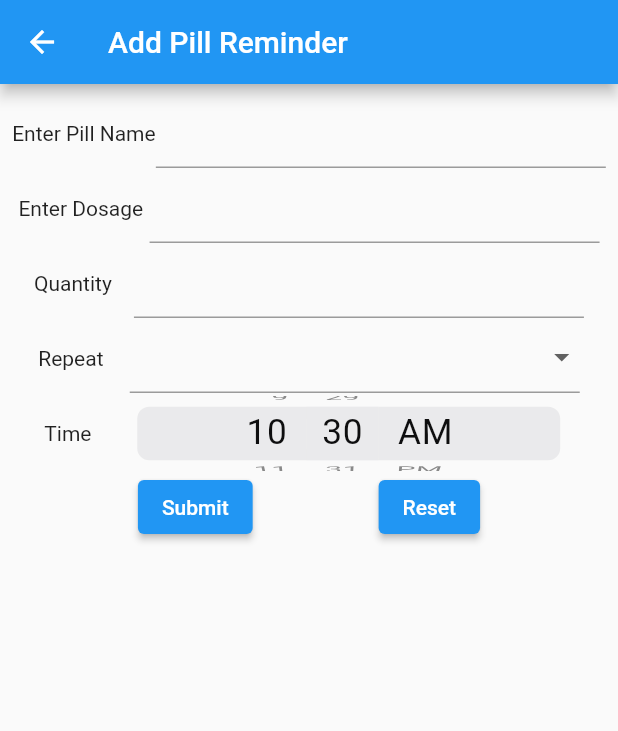
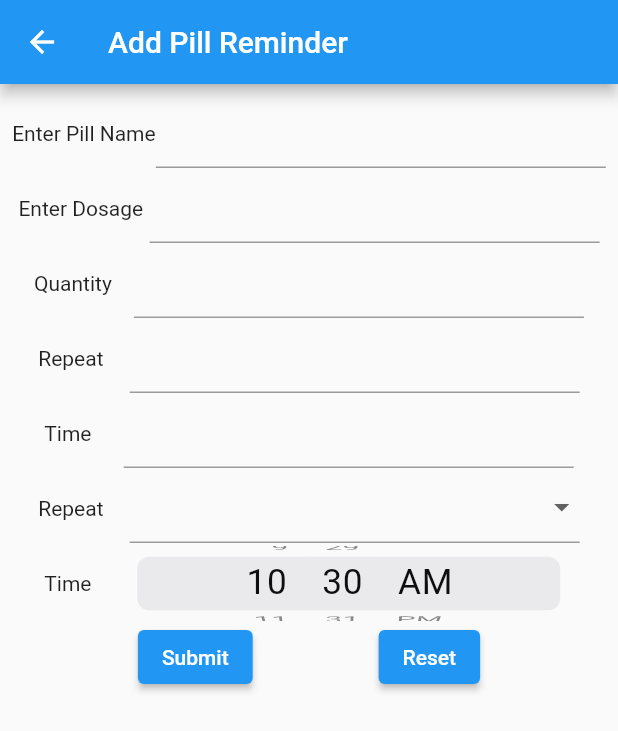
Before and after one commit to aparna-jay/ctse_medicine_reminder_app, a Flutter app: the AddPillReminder screen opened by its route, on a phone screen of 412 x 824 dp. Shown: the top 731 px of the screen. Run offline on Flutter 3.47's test engine with Material 2 defaults, Android fonts, the phone set to English and light mode, and no system bars; drawn by our look-alikes of flutter_form_builder; our stand-ins replace sqflite; accounts and stored records are empty.

Commit message:
Add and delete pill reminders

```diff
--- a/lib/pages/addPillReminder.dart
+++ b/lib/pages/addPillReminder.dart
@@ -1,7 +1,10 @@
+import 'package:ctse_medicine_reminder_app/pages/pillReminders.dart';
 import 'package:flutter/cupertino.dart';
 import 'package:flutter/material.dart';
 import 'package:flutter_form_builder/flutter_form_builder.dart';
 import 'package:intl/intl.dart';
+
+import 'Sql_helper_pages/sql_helper_pillReminder.dart';
 
 class AddPillReminder extends StatefulWidget {
   static const String routeName = '/addPillReminder';
@@ -18,6 +21,19 @@ class AddPillReminder extends StatefulWidget {
 class _AddPillReminderState extends State<AddPillReminder> {
   final _formKey = GlobalKey<FormBuilderState>();
   late String formattedTime = DateFormat('kk:mm').format(DateTime.now());
+
+  final TextEditingController _nameController = TextEditingController();
+  final TextEditingController _dosageController = TextEditingController();
+  final TextEditingController _quantityController = TextEditingController();
+  final TextEditingController _repeatController = TextEditingController();
+  final TextEditingController _timeController = TextEditingController();
+
+  //Insert a new pill reminder to the database
+  Future<void> _addPillReminder() async {
+    await SQLHelperPillReminder.createPillReminder(
+        _nameController.text, _dosageController.text, _quantityController.text, _repeatController.text, _timeController.text);
+    //_refreshPillReminders();
+  }
 
   @override
   Widget build(BuildContext context) {
@@ -36,7 +52,9 @@ class _AddPillReminderState extends State<AddPillReminder> {
             SizedBox(
               height: 50,
               width: 300,
-              child:TextFormField(),
+              child:TextFormField(
+                controller: _nameController,
+              ),
             )
                 ],
               ),
@@ -47,7 +65,9 @@ class _AddPillReminderState extends State<AddPillReminder> {
                   SizedBox(
                     height: 50,
                     width: 300,
-                    child:TextFormField(),
+                    child:TextFormField(
+                      controller: _dosageController,
+                    ),
                   )
                 ],
 
@@ -59,7 +79,37 @@ class _AddPillReminderState extends State<AddPillReminder> {
                   SizedBox(
                     height: 50,
                     width: 300,
-                    child:TextFormField(),
+                    child:TextFormField(
+                      controller: _quantityController,
+                    ),
+                  )
+
+                ],
+              ),
+              Row(
+                mainAxisAlignment: MainAxisAlignment.spaceEvenly,
+                children: [
+                  Text("Repeat"),
+                  SizedBox(
+                    height: 50,
+                    width: 300,
+                    child:TextFormField(
+                      controller: _repeatController,
+                    ),
+                  )
+
+                ],
+              ),
+              Row(
+                mainAxisAlignment: MainAxisAlignment.spaceEvenly,
+                children: [
+                  Text("Time"),
+                  SizedBox(
+                    height: 50,
+                    width: 300,
+                    child:TextFormField(
+                      controller: _timeController,
+                    ),
                   )
 
                 ],
@@ -105,10 +155,16 @@ class _AddPillReminderState extends State<AddPillReminder> {
                 children: <Widget>[
                 ElevatedButton(
                   child: Text('Submit'),
-                  onPressed:(){
-                    if(_formKey.currentState!.saveAndValidate()){
-                      print(_formKey.currentState!.value);
-                    }
+                  onPressed: () async {
+                    // Save new pill reminder
+
+                    await _addPillReminder();
+                    Navigator.of(context).pushNamed(PillReminders.routeName);
+                    // onPressed:(){
+                  //   if(_formKey.currentState!.saveAndValidate()){
+                  //     print(_formKey.currentState!.value);
+                  //   }
+
                   },
                 ),
                 ElevatedButton(
--- a/lib/pages/home.dart
+++ b/lib/pages/home.dart
@@ -1,4 +1,5 @@
 import 'package:ctse_medicine_reminder_app/pages/addPillReminder.dart';
+import 'package:ctse_medicine_reminder_app/pages/pillReminders.dart';
 import 'package:ctse_medicine_reminder_app/pages/reFillReminder.dart';
 import 'package:flutter/material.dart';
 
@@ -21,7 +22,7 @@ class  Home extends StatelessWidget {
           const SizedBox(width:double.infinity,
           ),
           ElevatedButton(onPressed: () {
-            Navigator.of(context).pushNamed(AddPillReminder.routeName);
+            Navigator.of(context).pushNamed(PillReminders.routeName);
           }, child: const Text('Pill Reminders'),
           ),
           const SizedBox(height:30
```
Also changed, not shown: lib/pages/pillReminders.dart (+7 -4 lines).
